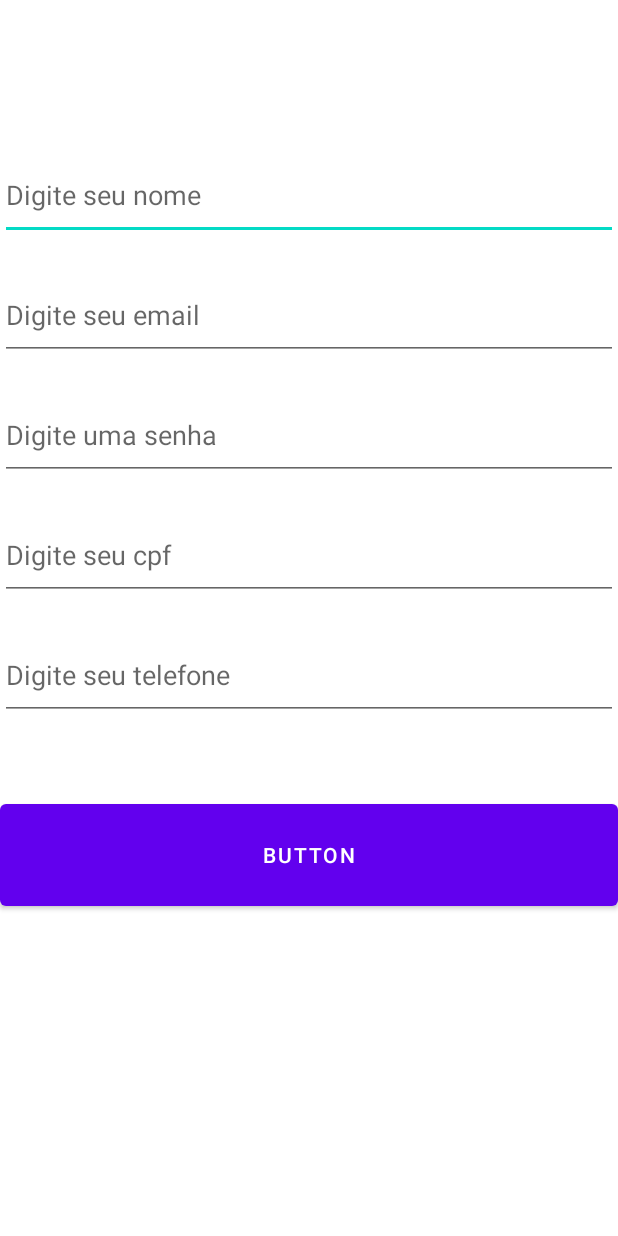
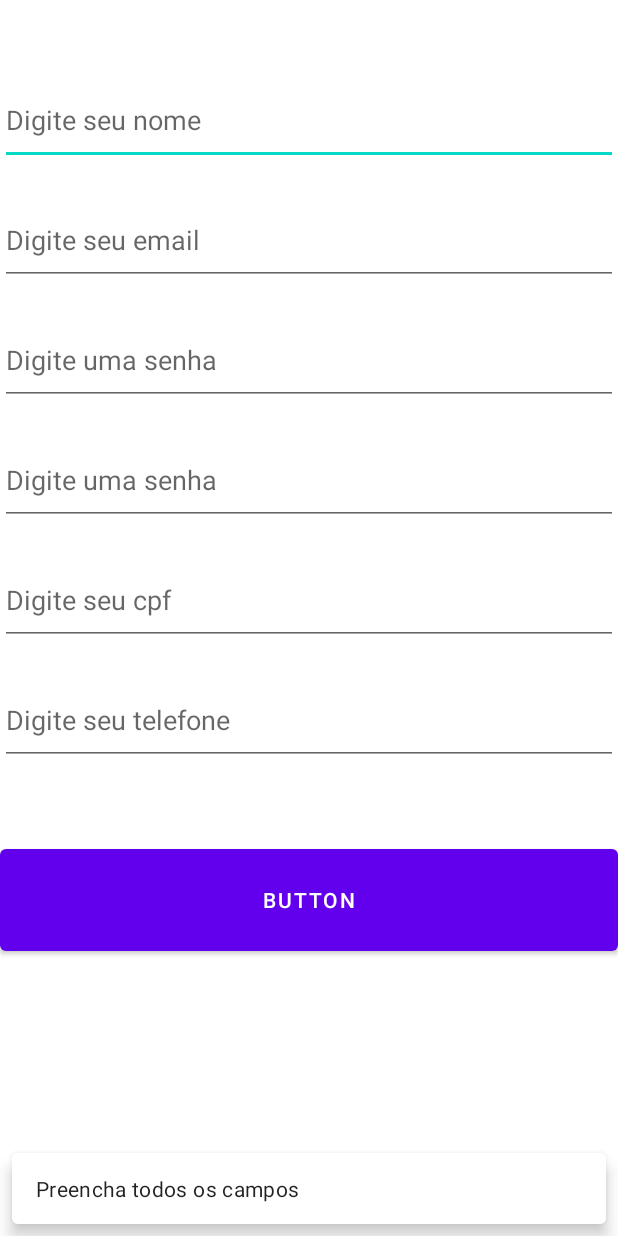
Before and after one commit to JoaoTapara/App_CGD, an Android app: the Tela_Cadastro_login screen opened directly, with no data from a screen before it, after a tap on "BUTTON", on a phone screen of 412 x 824 dp. Run offline under Robolectric (Android 15) with nearby library versions, the phone set to English and light mode, and no system bars; our stand-ins replace Firebase (no records; nobody signed in at launch, a user with empty details on screens opened directly).

Commit message:
Tudo Pronto
codguinho foda aq

```diff
--- a/app/src/main/java/com/example/app_cgd/Tela_Cadastro_login.java
+++ b/app/src/main/java/com/example/app_cgd/Tela_Cadastro_login.java
@@ -1,13 +1,33 @@
 package com.example.app_cgd;
 
+import androidx.annotation.NonNull;
 import androidx.appcompat.app.AppCompatActivity;
 
+import android.graphics.Color;
 import android.os.Bundle;
 import android.view.View;
+import android.widget.Button;
 import android.widget.EditText;
 import android.widget.Toast;
 
 import com.example.app_cgd.DTO.Usuario;
+import com.google.android.gms.tasks.OnCompleteListener;
+import com.google.android.gms.tasks.Task;
+import com.google.android.material.snackbar.Snackbar;
+import com.google.firebase.auth.AuthResult;
+import com.google.firebase.auth.FirebaseAuth;
+import com.google.firebase.auth.FirebaseAuthInvalidCredentialsException;
+import com.google.firebase.auth.FirebaseAuthUserCollisionException;
+import com.google.firebase.auth.FirebaseAuthWeakPasswordException;
+import com.google.firebase.database.DatabaseReference;
+import com.google.firebase.database.FirebaseDatabase;
+import com.google.firebase.firestore.DocumentReference;
+
+import org.w3c.dom.Document;
+
+import java.lang.annotation.Documented;
+import java.util.HashMap;
+import java.util.Map;
 
 import retrofit2.Call;
 import retrofit2.Callback;
@@ -17,18 +37,155 @@ import retrofit2.converter.gson.GsonConverterFactory;
 
 public class Tela_Cadastro_login extends AppCompatActivity {
 
-    EditText edt_email, edt_senha, edt_nome, edt_telefone, edt_cpf;
+    private FirebaseAuth mAuth;
+
+    private Usuario u;
+
+    private EditText edt_email, edt_senha, edt_senha_conf, edt_nome, edt_telefone, edt_cpf;
+    private Button btn_cadastrar;
+
+    private String[] mensagens = {"Preencha todos os campos","Cadastro feito com sucesso","Deu Bosta"};
+
+    String usuarioID;
+
+    public Tela_Cadastro_login() {
+    }
 
     @Override
     protected void onCreate(Bundle savedInstanceState) {
         super.onCreate(savedInstanceState);
         setContentView(R.layout.activity_tela_cadastro_login);
 
-        edt_email = (EditText)findViewById(R.id.edt_email);
-        edt_senha = (EditText)findViewById(R.id.edt_senha);
-        edt_nome = (EditText)findViewById(R.id.edt_nome);
-        edt_cpf = (EditText)findViewById(R.id.edt_cpf);
-        edt_telefone = (EditText)findViewById(R.id.edt_telefone);
+        IniciarComponente();
+
+        btn_cadastrar.setOnClickListener(new View.OnClickListener() {
+            @Override
+            public void onClick(View v) {
+
+                RecuperaDados(v);
+
+
+            }
+        });
+
+    }
+
+    private void RecuperaDados(View v) {
+
+
+        String nome = edt_nome.getText().toString();
+        String email = edt_email.getText().toString();
+        String senha = edt_senha.getText().toString();
+        String senha_conf = edt_senha_conf.getText().toString();
+        String cpf = edt_cpf.getText().toString();
+        String telefone = edt_telefone.getText().toString();
+
+        u = new Usuario();
+        u.setNome(edt_nome.getText().toString());
+        u.setEmail(edt_email.getText().toString());
+        u.setSenha(edt_senha.getText().toString());
+        u.setSenha_conf(edt_senha_conf.getText().toString());
+        u.setCpf(edt_cpf.getText().toString());
+        u.setTelefone_gestante(edt_telefone.getText().toString());
+
+        if(nome.isEmpty() || email.isEmpty() || senha.isEmpty() || senha_conf.isEmpty() || cpf.isEmpty() || telefone.isEmpty() ){
+
+            Snackbar snackbar = Snackbar.make(v, mensagens[0], Snackbar.LENGTH_SHORT);
+            snackbar.setBackgroundTint(Color.WHITE);
+            snackbar.setTextColor(Color.BLACK);
+            snackbar.show();
+
+        } else{
+
+            CadastrarUsuario(v);
+
+        }
+    }
+
+    private  void CadastrarUsuario(View v){
+
+        mAuth.createUserWithEmailAndPassword(u.getEmail(),u.getSenha())
+                .addOnCompleteListener(this, new OnCompleteListener<AuthResult>() {
+                    @Override
+                    public void onComplete(@NonNull Task<AuthResult> task) {
+
+                        if(task.isSuccessful()){
+
+                            u.setId(mAuth.getUid());
+                            u.setNome(edt_nome.getText().toString());
+                            u.salvar();
+
+                            //SalvarDadosUsuario();
+
+                            Snackbar snackbar = Snackbar.make(v, mensagens[1], Snackbar.LENGTH_SHORT);
+                            snackbar.setBackgroundTint(Color.WHITE);
+                            snackbar.setTextColor(Color.BLACK);
+                            snackbar.show();
+
+                        }else {
+
+                            String erro;
+
+                            try{
+                                throw  task.getException();
+
+                            }catch (FirebaseAuthWeakPasswordException e){
+                                erro = "Senha com no mínimo 6 caracteres";
+                            }
+                            catch (FirebaseAuthUserCollisionException e){
+                                erro = "Usuario ja existente";
+                            }
+                            catch (FirebaseAuthInvalidCredentialsException e){
+                                erro = "Digite um email valido";
+                            }
+                            catch (Exception e){
+                                erro = "Erro ao cadastrar o usuario";
+                            }
+
+                            Snackbar snackbar = Snackbar.make(v,erro, Snackbar.LENGTH_SHORT);
+                            snackbar.setBackgroundTint(Color.WHITE);
+                            snackbar.setTextColor(Color.BLACK);
+                            snackbar.show();
+
+                        }
+
+                    }
+                });
+
+    }
+
+    private void SalvarDadosUsuario(){
+
+        String nome = u.getNome().toString();
+        String cpf = u.getCpf().toString();
+        String telefone = u.getTelefone_gestante().toString();
+
+        FirebaseDatabase database = FirebaseDatabase.getInstance();
+
+        Map<String,Object> usuario = new HashMap<>();
+        usuario.put("nome",nome);
+        usuario.put("cpf",cpf);
+        usuario.put("telefone",telefone);
+
+        usuarioID = FirebaseAuth.getInstance().getCurrentUser().getUid();
+
+
+
+
+    }
+
+    private void IniciarComponente(){
+
+        edt_email = findViewById(R.id.edt_email);
+        edt_senha = findViewById(R.id.edt_senha);
+        edt_senha_conf = findViewById(R.id.edt_senha_conf);
+        edt_nome = findViewById(R.id.edt_nome);
+        edt_cpf = findViewById(R.id.edt_cpf);
+        edt_telefone = findViewById(R.id.edt_telefone);
+
+        btn_cadastrar = findViewById(R.id.btn_cadastrar);
+
+        mAuth = FirebaseAuth.getInstance();
 
     }
 
--- a/app/src/main/res/layout/activity_tela_cadastro_login.xml
+++ b/app/src/main/res/layout/activity_tela_cadastro_login.xml
@@ -15,7 +15,7 @@
             android:id="@+id/edt_nome"
             android:layout_width="match_parent"
             android:layout_height="60dp"
-            android:layout_marginTop="100dp"
+            android:layout_marginTop="50dp"
             android:ems="10"
             android:hint="Digite seu nome"
             android:inputType="textPersonName" />
@@ -31,6 +31,15 @@
 
         <EditText
             android:id="@+id/edt_senha"
+            android:layout_width="match_parent"
+            android:layout_height="60dp"
+            android:layout_marginTop="20dp"
+            android:ems="10"
+            android:hint="Digite uma senha"
+            android:inputType="textPersonName" />
+
+        <EditText
+            android:id="@+id/edt_senha_conf"
             android:layout_width="match_parent"
             android:layout_height="60dp"
             android:layout_marginTop="20dp"
@@ -57,11 +66,10 @@
             android:inputType="textPersonName" />
 
         <Button
-            android:id="@+id/button3"
+            android:id="@+id/btn_cadastrar"
             android:layout_width="match_parent"
             android:layout_height="80dp"
             android:layout_marginTop="50dp"
-            android:onClick="clique_cadastro_login"
             android:text="Button" />
     </LinearLayout>
 </androidx.constraintlayout.widget.ConstraintLayout>
--- a/app/src/main/res/layout/activity_tela_login.xml
+++ b/app/src/main/res/layout/activity_tela_login.xml
@@ -41,11 +41,10 @@
                 tools:ignore="TouchTargetSizeCheck" />
 
             <Button
-                android:id="@+id/button"
+                android:id="@+id/btn_logar"
                 android:layout_width="match_parent"
                 android:layout_height="80dp"
                 android:layout_marginTop="40dp"
-                android:onClick="clique_logar"
                 android:text="Logar" />
 
             <Button
```
Also changed, not shown: app/build.gradle (+14 -0 lines), app/src/main/java/com/example/app_cgd/DTO/Usuario.java (+23 -5 lines), app/src/main/java/com/example/app_cgd/Tela_Login.java (+67 -61 lines), build.gradle (+12 -1 lines), 1 other file.
